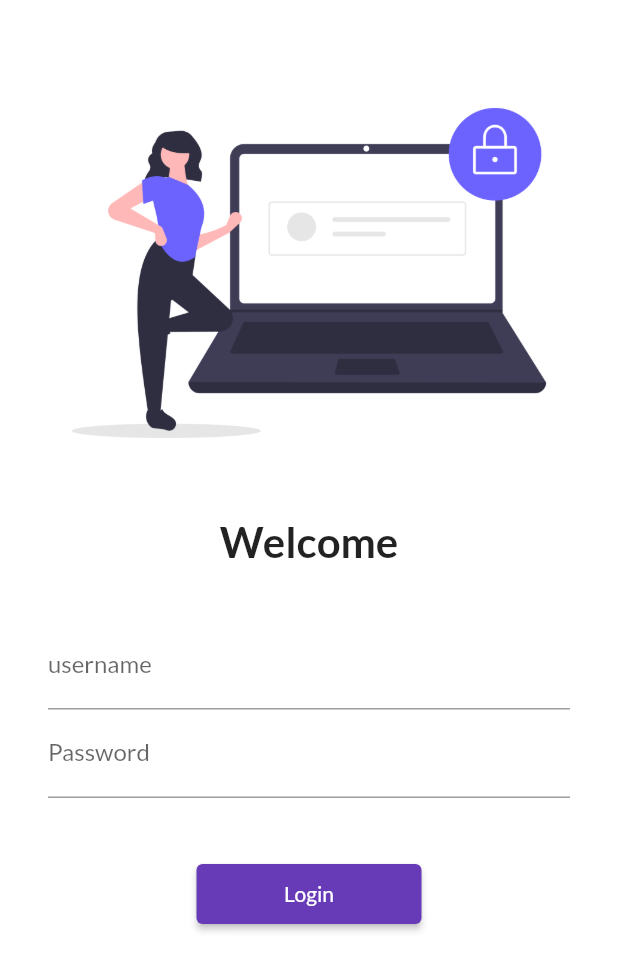
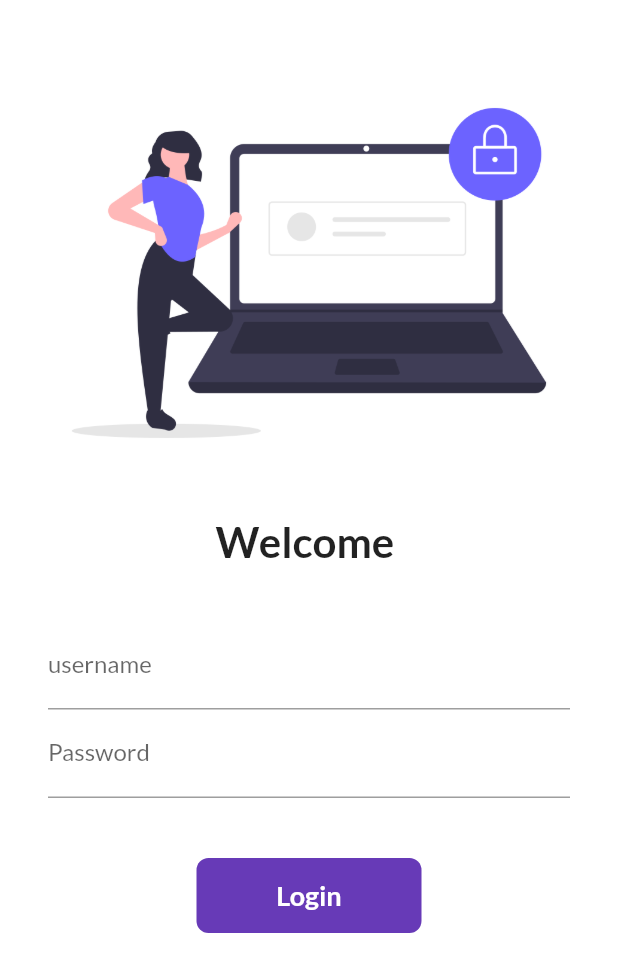
Before and after one commit to shashank3103-dev/flutter_catalog, a Flutter app: the screen it shows after launch, on a phone screen of 412 x 824 dp. Shown: the top 972 px of the screen. Run offline on Flutter 3.47's test engine with Material 2 defaults, Android fonts, the phone set to English and light mode, and no system bars; our stand-ins replace google_fonts.

Commit message:
day6completed

```diff
--- a/lib/main.dart
+++ b/lib/main.dart
@@ -26,7 +26,7 @@ class MyApp extends StatelessWidget {
       routes: {
         "/":(context) => LoginPage(),
         MyRoutes.homeRoute:(context) => Homepage(),
-        MyRoutes.loginRoute:(context) => LoginPage()
+        MyRoutes.loginRoute   :(context) => LoginPage()
       },
 
     );
--- a/lib/pages/login_page.dart
+++ b/lib/pages/login_page.dart
@@ -1,9 +1,16 @@
 import 'package:flutter/material.dart';
 import 'package:flutter_catalog/utils/routes.dart';
 
-class LoginPage extends StatelessWidget {
+class LoginPage extends StatefulWidget {
   const LoginPage({super.key});
 
+  @override
+  State<LoginPage> createState() => _LoginPageState();
+}
+
+class _LoginPageState extends State<LoginPage> {
+  String name = "";
+  bool changeButton = false;
   @override
   Widget build(BuildContext context) {
     return Material(
@@ -22,7 +29,7 @@ class LoginPage extends StatelessWidget {
                 height: 20.0,
               ),
               Text(
-                "Welcome",
+                "Welcome $name",
                 style: TextStyle(
                   fontSize: 28,
                   fontWeight: FontWeight.bold,
@@ -41,6 +48,10 @@ class LoginPage extends StatelessWidget {
                         hintText: "Enter username",
                         labelText: "username",
                       ),
+                      onChanged: (value) {
+                        name = value;
+                        setState(() {});
+                      },
                     ),
                     TextFormField(
                       obscureText: true,
@@ -52,13 +63,48 @@ class LoginPage extends StatelessWidget {
                     SizedBox(
                       height: 40.0,
                     ),
-                    ElevatedButton(
+                    InkWell(
+                      onTap: () async {
+                        setState(() {
+                          changeButton = true;
+                        });
+
+                        await Future.delayed(Duration(seconds:1));
+                        Navigator.pushNamed(context, MyRoutes.homeRoute);
+                      },
+                      child: AnimatedContainer(
+                        duration: Duration(seconds: 1),
+                        width: changeButton?50 : 150,
+                        height: 50,
+                        alignment: Alignment.center,
+                        child:changeButton
+                            ?Icon(
+                              Icons.done,
+                              color: Colors.white,
+                              )
+                        :Text(
+                          "Login",
+                          style: TextStyle(
+                              color: Colors.white,
+                              fontWeight: FontWeight.bold,
+                              fontSize: 18),
+                        ),
+                        decoration: BoxDecoration(
+                            color: Colors.deepPurple,
+                            // shape: changeButton
+                            //   ?BoxShape.circle
+                            //   : BoxShape.rectangle,
+                            borderRadius: BorderRadius.circular(changeButton? 50:8)),
+                      ),
+                    ),
+
+                    /*ElevatedButton(
                       onPressed: () {
                         Navigator.pushNamed(context, MyRoutes.homeRoute);
                       },
                       child: Text("Login"),
                       style: TextButton.styleFrom(minimumSize: Size(150, 40)),
-                    )
+                    )*/
                   ],
                 ),
               )
```
